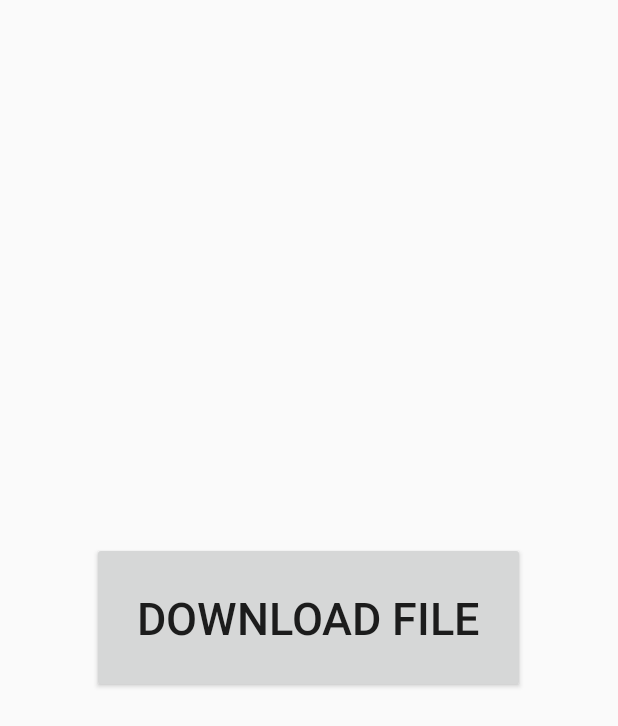
After one commit to eals/TBCApp, an Android app: the BookActivity screen opened directly, with no data from a screen before it, on a phone screen of 412 x 824 dp. The commit adds this screen. Shown: the top 726 px of the screen. Run offline under Robolectric (Android 15) with nearby library versions, the phone set to English and light mode, and no system bars; our stand-ins replace Firebase (no records; nobody signed in at launch, a user with empty details on screens opened directly); libraries missing offline, so code that uses them is left out: com.firebase.client.

Commit message:
added ebook

```diff
--- a/app/build.gradle
+++ b/app/build.gradle
@@ -28,8 +28,12 @@ dependencies {
     compile 'com.android.support:recyclerview-v7:24.0.0'
     compile 'com.firebase:firebase-client-android:2.4.0'
     compile 'com.android.support:cardview-v7:24.0.0'
+    compile 'com.google.firebase:firebase-storage:9.4.0'
+    compile 'com.google.firebase:firebase-auth:9.4.0'
 
 
 
 
 }
+
+apply plugin: 'com.google.gms.google-services'
--- a/app/src/main/AndroidManifest.xml
+++ b/app/src/main/AndroidManifest.xml
@@ -24,7 +24,8 @@
         <activity
             android:name=".Timetable"
             android:screenOrientation="landscape" />
-        <activity android:name=".About"></activity>
+        <activity android:name=".About" />
+        <activity android:name=".BookActivity"></activity>
     </application>
 
 </manifest>
--- /dev/null
+++ b/app/src/main/java/com/azwraith/apps/tbcapp/BookActivity.java
@@ -0,0 +1,68 @@
+package com.azwraith.apps.tbcapp;
+
+import android.support.annotation.NonNull;
+import android.support.v7.app.AppCompatActivity;
+import android.os.Bundle;
+import android.view.View;
+import android.widget.Button;
+import android.widget.Toast;
+
+import com.firebase.client.Firebase;
+import com.google.android.gms.tasks.OnFailureListener;
+import com.google.android.gms.tasks.OnSuccessListener;
+import com.google.firebase.FirebaseApp;
+import com.google.firebase.storage.FileDownloadTask;
+import com.google.firebase.storage.FirebaseStorage;
+import com.google.firebase.storage.StorageReference;
+
+import java.io.File;
+import java.io.IOException;
+
+public class BookActivity extends AppCompatActivity {
+
+    Button downloadButton;
+    File localFile;
+
+    @Override
+    protected void onCreate(Bundle savedInstanceState) {
+        super.onCreate(savedInstanceState);
+        setContentView(R.layout.activity_book);
+
+
+        final FirebaseStorage storage = FirebaseStorage.getInstance();
+
+        downloadButton = (Button)findViewById(R.id.downloadButton);
+
+        downloadButton.setOnClickListener(new View.OnClickListener() {
+            @Override
+            public void onClick(View view) {
+
+                StorageReference storageReference = storage.getReferenceFromUrl("gs://tbchat-ddb46.appspot.com");
+
+                StorageReference fileReference = storageReference.child("sample.txt");
+
+                try{
+                    localFile = File.createTempFile("sample", "txt");
+
+                }catch (IOException exception){exception.printStackTrace();}
+
+                fileReference.getFile(localFile).addOnSuccessListener(new OnSuccessListener<FileDownloadTask.TaskSnapshot>() {
+                    @Override
+                    public void onSuccess(FileDownloadTask.TaskSnapshot taskSnapshot) {
+                        Toast.makeText(BookActivity.this, "File has been downloaded!", Toast.LENGTH_SHORT).show();
+                        // Local temp file has been created
+                    }
+                }).addOnFailureListener(new OnFailureListener() {
+                    @Override
+                    public void onFailure(@NonNull Exception exception) {
+                        exception.printStackTrace();
+                        // Handle any errors
+                    }
+                });
+            }
+        });
+
+
+
+    }
+}
--- /dev/null
+++ b/app/src/main/res/layout/activity_book.xml
@@ -0,0 +1,19 @@
+<?xml version="1.0" encoding="utf-8"?>
+<RelativeLayout xmlns:android="http://schemas.android.com/apk/res/android"
+    xmlns:tools="http://schemas.android.com/tools"
+    android:layout_width="match_parent"
+    android:layout_height="match_parent"
+    android:paddingBottom="@dimen/activity_vertical_margin"
+    android:paddingLeft="@dimen/activity_horizontal_margin"
+    android:paddingRight="@dimen/activity_horizontal_margin"
+    android:paddingTop="@dimen/activity_vertical_margin"
+    tools:context="com.azwraith.apps.tbcapp.BookActivity">
+<Button
+    android:id="@+id/downloadButton"
+    android:padding="30dp"
+    android:layout_centerInParent="true"
+    android:layout_width="wrap_content"
+    android:layout_height="wrap_content"
+    android:textSize="30sp"
+    android:text="Download File"/>
+</RelativeLayout>
--- a/build.gradle
+++ b/build.gradle
@@ -7,6 +7,7 @@ buildscript {
     }
     dependencies {
         classpath 'com.android.tools.build:gradle:2.1.0'
+        classpath 'com.google.gms:google-services:3.0.0'
         // NOTE: Do not place your application dependencies here; they belong
         // in the individual module build.gradle files
     }
```
Also changed, not shown: app/src/main/java/com/azwraith/apps/tbcapp/MainActivity.java (+12 -0 lines), 1 other file.
